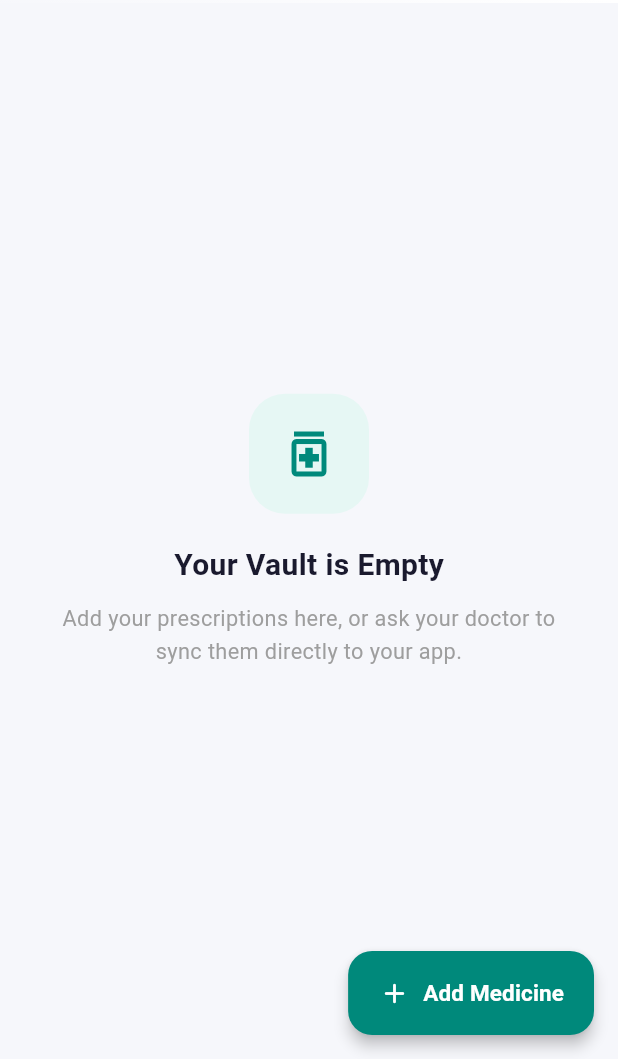
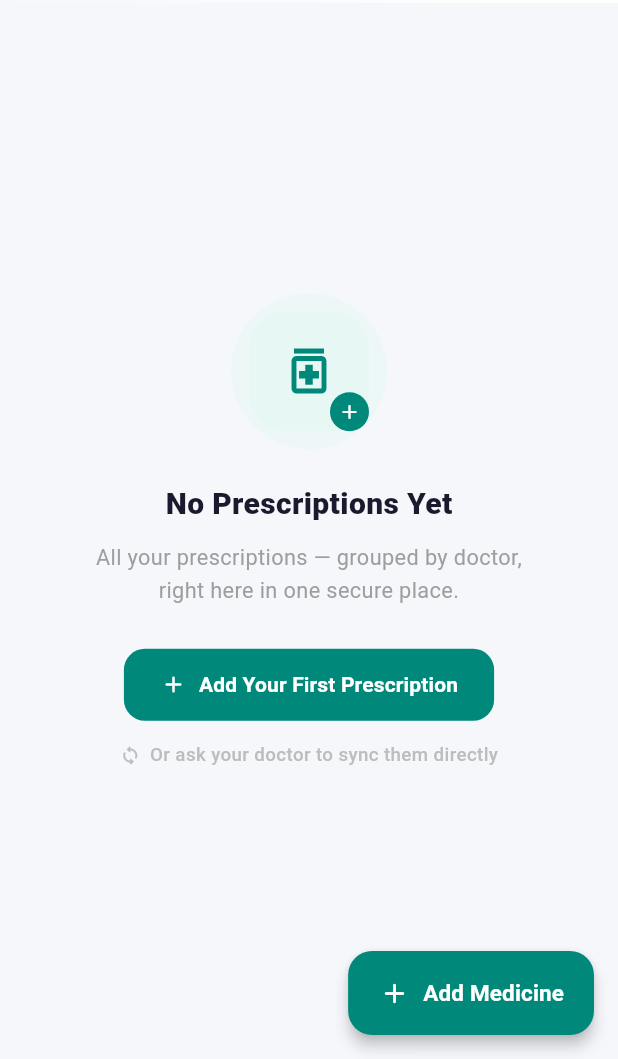
Before and after one commit to NeamulMorshed/vitalpath-mobile-app, a Flutter app: the screen it shows after launch, item 4 of the bottom bar chosen, after a tap on "Prescription Vault", on a phone screen of 412 x 824 dp, the part 177-1236 px from its top. Run offline on Flutter 3.47's test engine with Material 3 defaults, Android fonts, the phone set to English and light mode, and no system bars; our stand-ins replace hive_flutter, image_picker, shared_preferences; accounts and stored records are empty.

Commit message:
feat(ux): behavioral feedback, a11y, smart empty states — v1.4.0
Habit Loop (Blueprint §4):
- Add SuccessToast overlay widget: 1.5s slide-in/hold/fade lifecycle,
  OverlayEntry + AnimationController (zero setState during animation),
  RepaintBoundary isolated, confirms medicine name + dose on every log
- Add HapticService.doseLogged(): 3-step pop→click→echo pattern,
  distinct from medicineReminder() and goalSuccess()
- Wire toast + haptic into _QuickLogButton.onTap() after successful quickLog

Navigation Hierarchy (Blueprint §2):
- Add _slideRoute() to ProfileTab: right-to-left SlideTransition
  (280ms easeOutCubic in / 240ms easeInCubic out) for all drill-down screens
- Prescription Vault + Notification Settings: fade → slide
- MyDoctorsScreen.route(): FadeTransition → matching SlideTransition

Accessibility / Touch Targets (Blueprint §2):
- _QuickLogButton: SizedBox(height: 48) wrapper for 48dp minimum target
- Mark as Completed button (activity_screen): height 40 → 48
- Start Walk button (activity_screen): height 42 → 48
- Completed task opacity: 0.45 → 0.65 (readable contrast, stays distinct)

Smart Empty State — Prescription Vault (Blueprint §2):
- Layered icon illustration (outer ring + corner + badge)
- "Add Your First Prescription" 48dp FilledButton CTA with callback
- Secondary sync-from-doctor hint row

Error Handling UX — DuplicateLogModal (Blueprint §4):
- Title: "Potential Double Dose" → "Already Logged Today"
- Body: supportive clinical language, not alarming
- Primary: "Cancel — Don't Log Again" → "Got It — Skip This Log"
- Override: "Log Anyway" → "I Need to Log Again" / "Confirm — Log Again Now"
- Both action buttons raised to 48dp

Co-Authored-By: Claude Sonnet 4.6 <noreply@anthropic.com>

```diff
--- a/lib/main.dart
+++ b/lib/main.dart
@@ -214,7 +214,7 @@ class _ProfileTab extends StatelessWidget {
                     label: 'Prescription Vault',
                     subtitle: 'All prescriptions grouped by doctor',
                     onTap: () => Navigator.of(context).push(
-                      _fadeRoute(const PrescriptionVaultScreen()),
+                      _slideRoute(const PrescriptionVaultScreen()),
                     ),
                   ),
                   const SizedBox(height: 16),
@@ -224,7 +224,7 @@ class _ProfileTab extends StatelessWidget {
                     label: 'Notification & Haptics',
                     subtitle: 'Medicine reminders, goal alerts',
                     onTap: () => Navigator.of(context).push(
-                      _fadeRoute(const NotificationSettingsScreen()),
+                      _slideRoute(const NotificationSettingsScreen()),
                     ),
                   ),
                 ],
@@ -236,14 +236,30 @@ class _ProfileTab extends StatelessWidget {
     );
   }
 
-  PageRoute<void> _fadeRoute(Widget page) {
+  // Standard right-to-left slide for hierarchical drill-down screens.
+  // Reverse (pop) is right-to-left mirror, confirming the user is "going back."
+  PageRoute<void> _slideRoute(Widget page) {
     return PageRouteBuilder<void>(
       pageBuilder: (_, __, ___) => page,
-      transitionDuration: const Duration(milliseconds: 220),
-      transitionsBuilder: (_, anim, __, child) =>
-          FadeTransition(opacity: anim, child: child),
+      transitionDuration: const Duration(milliseconds: 280),
+      reverseTransitionDuration: const Duration(milliseconds: 240),
+      transitionsBuilder: (_, anim, __, child) {
+        final curved = CurvedAnimation(
+          parent: anim,
+          curve: Curves.easeOutCubic,
+          reverseCurve: Curves.easeInCubic,
+        );
+        return SlideTransition(
+          position: Tween<Offset>(
+            begin: const Offset(1.0, 0),
+            end: Offset.zero,
+          ).animate(curved),
+          child: child,
+        );
+      },
     );
   }
+
 }
 
 class _SectionHeader extends StatelessWidget {
--- a/lib/screens/activity_screen.dart
+++ b/lib/screens/activity_screen.dart
@@ -863,7 +863,7 @@ class _PrescribedActivityCard extends StatelessWidget {
                   )
                 : SizedBox(
                     width: double.infinity,
-                    height: 40,
+                    height: 48, // 48dp minimum touch target
                     child: OutlinedButton.icon(
                       onPressed: () {
                         HapticFeedback.lightImpact();
@@ -977,7 +977,7 @@ class _StartWalkCard extends StatelessWidget {
           ),
           const SizedBox(width: 12),
           SizedBox(
-            height: 42,
+            height: 48, // 48dp minimum touch target
             child: FilledButton(
               onPressed:
                   (isStarting || isActive) ? null : () => _start(context),
--- a/lib/screens/prescription_vault_screen.dart
+++ b/lib/screens/prescription_vault_screen.dart
@@ -66,9 +66,11 @@ class PrescriptionVaultScreen extends StatelessWidget {
 
               // ── Empty state ────────────────────────────────────────────
               if (!provider.isLoading && provider.totalCount == 0)
-                const SliverFillRemaining(
+                SliverFillRemaining(
                   hasScrollBody: false,
-                  child: _EmptyVaultState(),
+                  child: _EmptyVaultState(
+                    onAddPressed: () => _openAddSheet(context),
+                  ),
                 ),
 
               // ── Grouped prescription list ──────────────────────────────
@@ -336,9 +338,11 @@ class _AddFab extends StatelessWidget {
   }
 }
 
-// ── Empty state ───────────────────────────────────────────────────────────────
+// ── Smart empty state ─────────────────────────────────────────────────────────
 class _EmptyVaultState extends StatelessWidget {
-  const _EmptyVaultState();
+  final VoidCallback? onAddPressed;
+
+  const _EmptyVaultState({this.onAddPressed});
 
   @override
   Widget build(BuildContext context) {
@@ -347,6 +351,18 @@ class _EmptyVaultState extends StatelessWidget {
       child: Column(
         mainAxisAlignment: MainAxisAlignment.center,
         children: [
+          // Layered illustration — outer ring + icon badge.
+          Stack(
+            alignment: Alignment.center,
+            children: [
+              Container(
+                width: 104,
+                height: 104,
+                decoration: BoxDecoration(
+                  color: const Color(0xFFE6F7F4).withOpacity(0.5),
+                  shape: BoxShape.circle,
+                ),
+              ),
               Container(
                 width: 80,
                 height: 80,
@@ -360,24 +376,80 @@ class _EmptyVaultState extends StatelessWidget {
                   color: Color(0xFF00897B),
                 ),
               ),
-          const SizedBox(height: 20),
+              // Small "+" badge in the corner — echoes the FAB action.
+              Positioned(
+                right: 12,
+                bottom: 12,
+                child: Container(
+                  width: 26,
+                  height: 26,
+                  decoration: const BoxDecoration(
+                    color: Color(0xFF00897B),
+                    shape: BoxShape.circle,
+                  ),
+                  child: const Icon(Icons.add_rounded,
+                      size: 16, color: Colors.white),
+                ),
+              ),
+            ],
+          ),
+          const SizedBox(height: 22),
+
           const Text(
-            'Your Vault is Empty',
+            'No Prescriptions Yet',
             style: TextStyle(
               fontSize: 20,
-              fontWeight: FontWeight.w700,
+              fontWeight: FontWeight.w800,
               color: Color(0xFF1A1A2E),
             ),
           ),
           const SizedBox(height: 10),
           const Text(
-            'Add your prescriptions here, or ask your doctor to sync them directly to your app.',
+            'All your prescriptions — grouped by doctor,\nright here in one secure place.',
             textAlign: TextAlign.center,
             style: TextStyle(
               fontSize: 14.5,
               color: Color(0xFF9E9E9E),
-              height: 1.5,
+              height: 1.55,
             ),
+          ),
+          const SizedBox(height: 28),
+
+          // Primary CTA — mirrors the FAB so the action is obvious.
+          SizedBox(
+            height: 48,
+            child: FilledButton.icon(
+              onPressed: onAddPressed,
+              icon: const Icon(Icons.add_rounded, size: 18),
+              label: const Text(
+                'Add Your First Prescription',
+                style: TextStyle(fontSize: 14, fontWeight: FontWeight.w700),
+              ),
+              style: FilledButton.styleFrom(
+                backgroundColor: const Color(0xFF00897B),
+                shape: RoundedRectangleBorder(
+                    borderRadius: BorderRadius.circular(14)),
+                padding: const EdgeInsets.symmetric(horizontal: 24),
+              ),
+            ),
+          ),
+          const SizedBox(height: 14),
+
+          // Secondary hint — surfaces the doctor-sync path.
+          Row(
+            mainAxisAlignment: MainAxisAlignment.center,
+            children: const [
+              Icon(Icons.sync_rounded, size: 14, color: Color(0xFFBDBDBD)),
+              SizedBox(width: 6),
+              Text(
+                'Or ask your doctor to sync them directly',
+                style: TextStyle(
+                  fontSize: 12.5,
+                  color: Color(0xFFBDBDBD),
+                  fontWeight: FontWeight.w500,
+                ),
+              ),
+            ],
           ),
         ],
       ),
--- a/pubspec.yaml
+++ b/pubspec.yaml
@@ -1,6 +1,6 @@
 name: vitalpath
 description: VitalPath — Patient health companion mobile app.
-version: 1.3.0+1
+version: 1.4.0+2
 
 publish_to: none
 
```
Also changed, not shown: lib/screens/my_doctors_screen.dart (+18 -4 lines), lib/services/haptic_service.dart (+25 -0 lines), lib/widgets/duplicate_log_modal.dart (+23 -21 lines), lib/widgets/smart_timeline_widget.dart (+17 -3 lines), lib/widgets/success_toast.dart (added, +236 -0 lines). Lines whose indentation alone changed are shown as unchanged.
